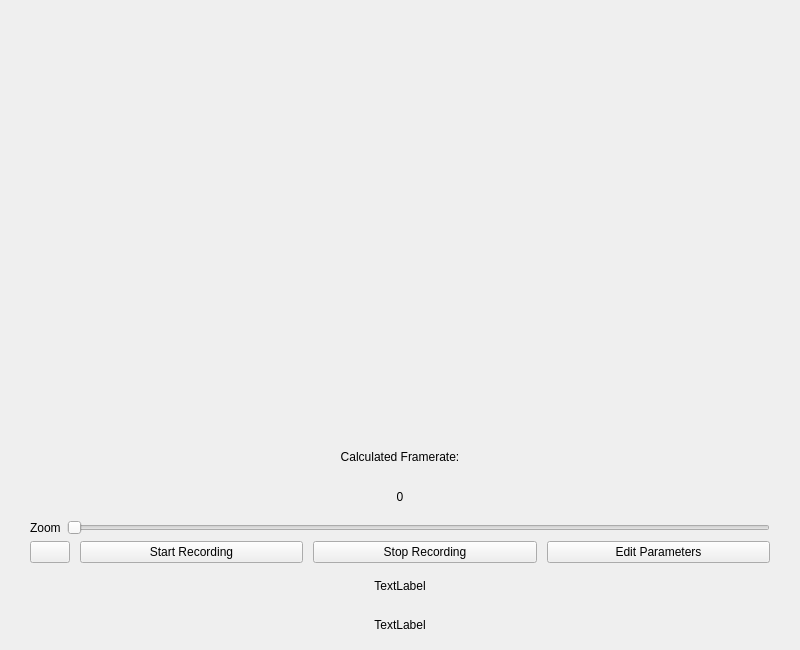
NK5fr/camera_manager, file camerawidget.ui: the form before one commit.
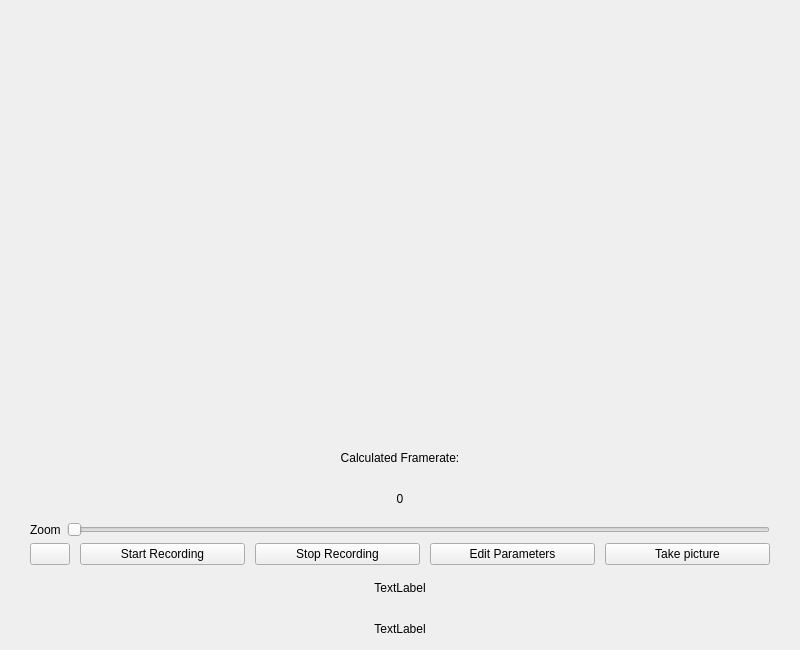
The form after the commit.

Commit message: take picture

The edit to the form file:
```diff
--- a/camerawidget.ui
+++ b/camerawidget.ui
@@ -37,7 +37,7 @@
      <x>30</x>
      <y>440</y>
      <width>740</width>
-     <height>202</height>
+     <height>206</height>
     </rect>
    </property>
    <layout class="QVBoxLayout" name="verticalLayout">
@@ -121,6 +121,13 @@
         </property>
        </widget>
       </item>
+      <item>
+       <widget class="QPushButton" name="takePicture">
+        <property name="text">
+         <string>Take picture</string>
+        </property>
+       </widget>
+      </item>
      </layout>
     </item>
     <item>
```
The commit also changes 6 other files.
